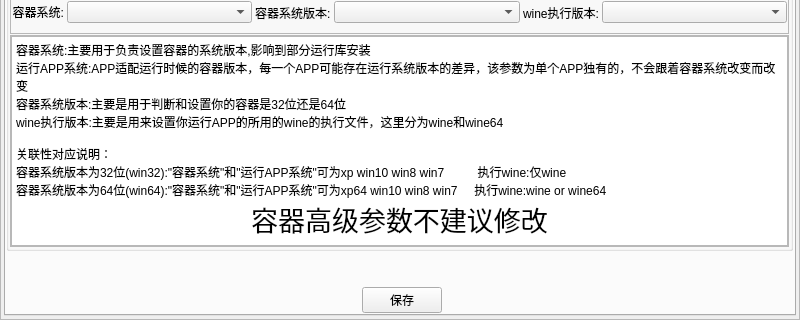
Before: the Qt Designer form ui/vekAppAddMT.ui in gfdgd-xi/vekcode, drawn with Qt 5; both pictures show x 0 to 800 and y 180 to 500 of the 800 by 500 pixel window.
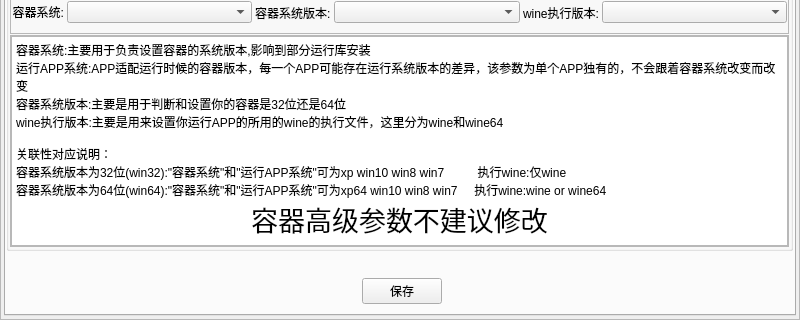
After: the same form once the commit is applied.

Diff of the .ui file:
```diff
--- a/ui/vekAppAddMT.ui
+++ b/ui/vekAppAddMT.ui
@@ -378,70 +378,16 @@
            </item>
           </layout>
          </widget>
-         <widget class="QWidget" name="layoutWidget_2">
-          <property name="geometry">
-           <rect>
-            <x>0</x>
-            <y>431</y>
-            <width>792</width>
-            <height>38</height>
-           </rect>
-          </property>
-          <layout class="QHBoxLayout" name="horizontalLayout_13">
-           <property name="spacing">
-            <number>3</number>
-           </property>
-           <item>
-            <spacer name="horizontalSpacer_5">
-             <property name="orientation">
-              <enum>Qt::Horizontal</enum>
-             </property>
-             <property name="sizeHint" stdset="0">
-              <size>
-               <width>40</width>
-               <height>20</height>
-              </size>
-             </property>
-            </spacer>
-           </item>
-           <item>
-            <widget class="QPushButton" name="pushButton_Set">
-             <property name="sizePolicy">
-              <sizepolicy hsizetype="Preferred" vsizetype="Fixed">
-               <horstretch>0</horstretch>
-               <verstretch>0</verstretch>
-              </sizepolicy>
-             </property>
-             <property name="text">
-              <string>保存</string>
-             </property>
-            </widget>
-           </item>
-           <item>
-            <spacer name="horizontalSpacer_6">
-             <property name="orientation">
-              <enum>Qt::Horizontal</enum>
-             </property>
-             <property name="sizeHint" stdset="0">
-              <size>
-               <width>40</width>
-               <height>20</height>
-              </size>
-             </property>
-            </spacer>
-           </item>
-          </layout>
-         </widget>
          <widget class="QWidget" name="horizontalLayoutWidget_2">
           <property name="geometry">
            <rect>
             <x>0</x>
             <y>400</y>
             <width>791</width>
-            <height>31</height>
+            <height>54</height>
            </rect>
           </property>
-          <layout class="QHBoxLayout" name="horizontalLayout_14">
+          <layout class="QVBoxLayout" name="verticalLayout">
            <item>
             <widget class="QLabel" name="label_TipsText">
              <property name="text">
@@ -452,6 +398,52 @@
              </property>
             </widget>
            </item>
+           <item>
+            <layout class="QHBoxLayout" name="horizontalLayout_13">
+             <property name="spacing">
+              <number>3</number>
+             </property>
+             <item>
+              <spacer name="horizontalSpacer_5">
+               <property name="orientation">
+                <enum>Qt::Horizontal</enum>
+               </property>
+               <property name="sizeHint" stdset="0">
+                <size>
+                 <width>40</width>
+                 <height>20</height>
+                </size>
+               </property>
+              </spacer>
+             </item>
+             <item>
+              <widget class="QPushButton" name="pushButton_Set">
+               <property name="sizePolicy">
+                <sizepolicy hsizetype="Preferred" vsizetype="Fixed">
+                 <horstretch>0</horstretch>
+                 <verstretch>0</verstretch>
+                </sizepolicy>
+               </property>
+               <property name="text">
+                <string>保存</string>
+               </property>
+              </widget>
+             </item>
+             <item>
+              <spacer name="horizontalSpacer_6">
+               <property name="orientation">
+                <enum>Qt::Horizontal</enum>
+               </property>
+               <property name="sizeHint" stdset="0">
+                <size>
+                 <width>40</width>
+                 <height>20</height>
+                </size>
+               </property>
+              </spacer>
+             </item>
+            </layout>
+           </item>
           </layout>
          </widget>
          <widget class="QGroupBox" name="verticalGroupBox_4">
```
Left out of the diff: 18 changed lines with no effect on the pictures.
